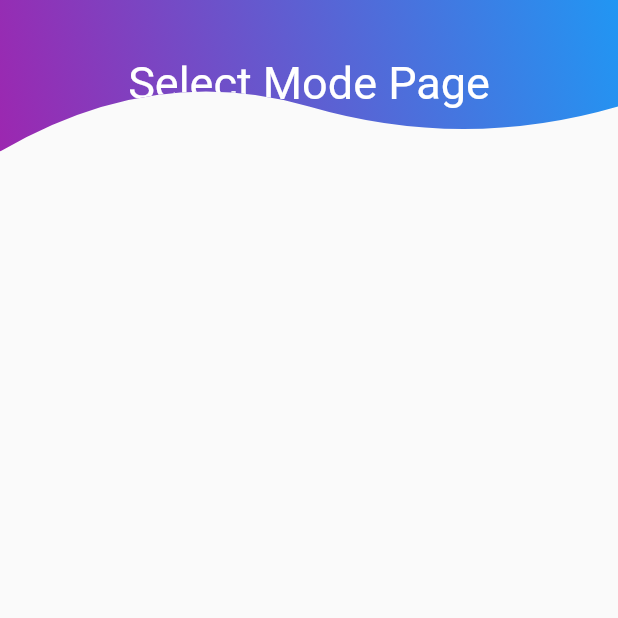
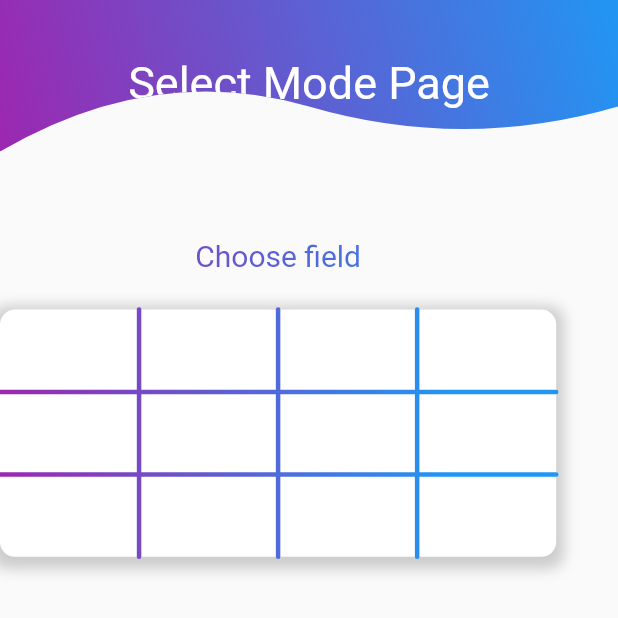
Before and after one commit to ggjj321/12-yard-free-throw-app, a Flutter app: the screen it shows after launch, on a phone screen of 412 x 824 dp, the top half of it. Run offline on Flutter 3.47's test engine with Material 2 defaults, Android fonts, the phone set to English and light mode, and no system bars; our stand-ins replace flutter_staggered_animations.

Commit message:
Feat : add twelve grid

```diff
--- /dev/null
+++ b/lib/Components/gradient_render.dart
@@ -0,0 +1,14 @@
+import 'dart:ui' as ui;
+import 'package:flutter/material.dart';
+
+Shader getLinearGradient(
+    Color color1, Color color2, double start, double middle) {
+  return ui.Gradient.linear(
+    Offset(start, 20),
+    Offset(middle, 20),
+    <Color>[
+      color1,
+      color2,
+    ],
+  );
+}
--- /dev/null
+++ b/lib/Components/tweleve_grid_container.dart
@@ -0,0 +1,49 @@
+import 'package:flutter/material.dart';
+
+import 'goal_painter.dart';
+
+class TwelveGridContainer extends StatelessWidget {
+  final double screenWidth;
+  final double screenHeight;
+
+  const TwelveGridContainer(
+      {Key? key, required this.screenWidth, required this.screenHeight})
+      : super(key: key);
+
+  @override
+  Widget build(BuildContext context) {
+    return Container(
+      height: screenHeight * 0.2,
+      width: screenWidth * 0.9,
+      decoration: BoxDecoration(
+        borderRadius: BorderRadius.circular(10),
+        color: Colors.white,
+        boxShadow: [
+          BoxShadow(
+            color: Colors.grey.withOpacity(0.5),
+            spreadRadius: 5,
+            blurRadius: 7,
+            offset: const Offset(0, 3), // changes position of shadow
+          ),
+        ],
+      ),
+      child: CustomPaint(
+        foregroundPainter: GoalPainter.uploadMode(),
+        child: Column(
+          children: [
+            for (int y = 0; y < 3; y++)
+              Row(
+                children: [
+                  for (int x = 0; x < 4; x++)
+                    SizedBox(
+                      height: screenHeight * 0.0666,
+                      width: screenWidth * 0.225,
+                    )
+                ],
+              ),
+          ],
+        ),
+      ),
+    );
+  }
+}
--- a/lib/Copmpoents/wave_clip.dart
+++ b/lib/Components/wave_clip.dart
@@ -4,8 +4,8 @@ class WaveClip extends CustomClipper<Path> {
   @override
   Path getClip(Size size) {
     Path path = Path();
-    final lowPoint = size.height - 30;
-    final highPoint = size.height - 60;
+    double lowPoint = size.height - 30;
+    double highPoint = size.height - 60;
     path.lineTo(0, size.height);
     path.quadraticBezierTo(
         size.width / 4, highPoint, size.width / 2, lowPoint);
--- a/lib/page/select_mode_page.dart
+++ b/lib/page/select_mode_page.dart
@@ -1,13 +1,50 @@
 import 'package:flutter/material.dart';
-import 'package:free_throw_phone/Copmpoents/wave_app_bar.dart';
+import 'package:flutter_staggered_animations/flutter_staggered_animations.dart';
+import 'package:free_throw_phone/Components/wave_app_bar.dart';
+
+import 'package:free_throw_phone/Components/gradient_render.dart';
+import 'package:free_throw_phone/Components/tweleve_grid_container.dart';
 
 class SelectModePage extends StatelessWidget {
   const SelectModePage({Key? key}) : super(key: key);
 
   @override
   Widget build(BuildContext context) {
+    double screenWidth = MediaQuery.of(context).size.width;
+    double screenHeight = MediaQuery.of(context).size.height;
     return Scaffold(
       appBar: waveAppbar("Select Mode Page"),
+      body: SingleChildScrollView(
+        child: AnimationLimiter(
+          child: Column(
+            children: AnimationConfiguration.toStaggeredList(
+              duration: const Duration(milliseconds: 750),
+              childAnimationBuilder: (widget) => SlideAnimation(
+                horizontalOffset: 50.0,
+                child: FadeInAnimation(
+                  child: widget,
+                ),
+              ),
+              children: [
+                SizedBox(height: screenHeight * 0.07),
+                Text(
+                  textAlign: TextAlign.center,
+                  'Choose field',
+                  style: TextStyle(
+                    fontSize: 20,
+                    foreground: Paint()
+                      ..shader =
+                          getLinearGradient(Colors.purple, Colors.blue, 0, 350),
+                  ),
+                ),
+                SizedBox(height: screenHeight * 0.03),
+                TwelveGridContainer(
+                    screenWidth: screenWidth, screenHeight: screenHeight),
+              ],
+            ),
+          ),
+        ),
+      ),
     );
   }
 }
--- a/pubspec.yaml
+++ b/pubspec.yaml
@@ -35,6 +35,7 @@ dependencies:
   # The following adds the Cupertino Icons font to your application.
   # Use with the CupertinoIcons class for iOS style icons.
   cupertino_icons: ^1.0.2
+  flutter_staggered_animations: ^1.1.1
 
 dev_dependencies:
   flutter_test:
```
Also changed, not shown: lib/Components/goal_painter.dart (added, +72 -0 lines), lib/Components/wave_app_bar.dart (renamed from lib/Copmpoents/wave_app_bar.dart), pubspec.lock.
